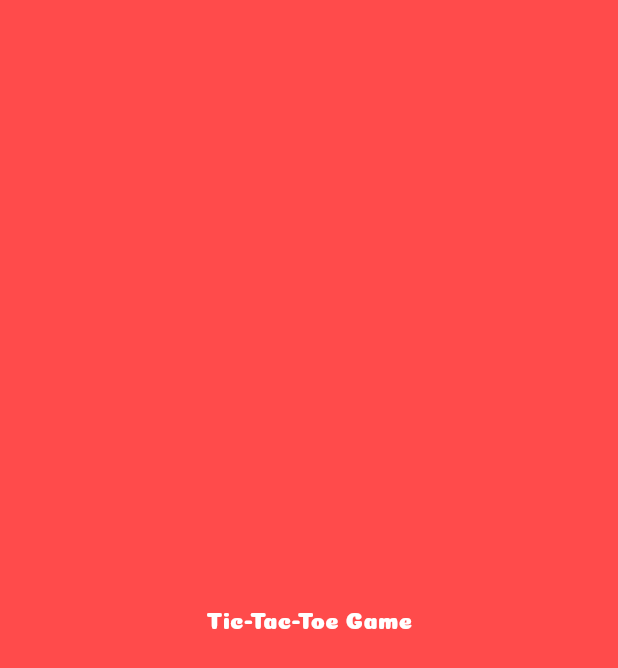
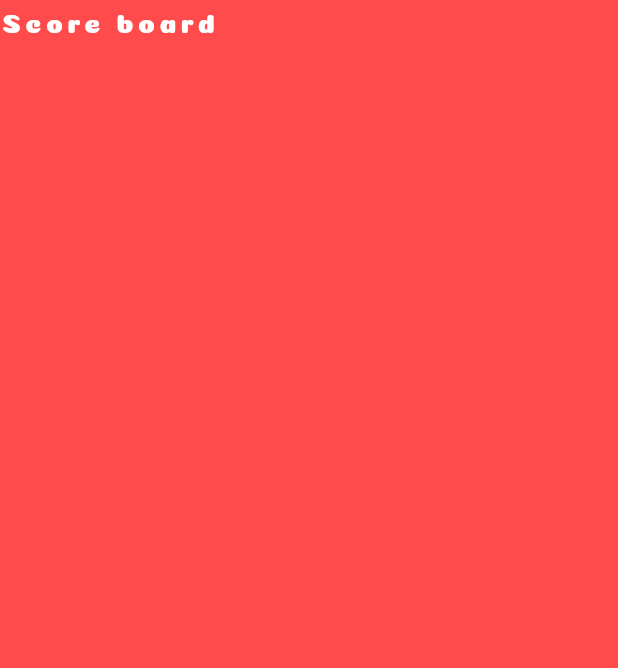
Before and after one commit to Mohsin832/Tic_Tac_Toe-Game-, a Flutter app: the screen it shows after launch, on a phone screen of 412 x 824 dp. Shown: the top 668 px of the screen. Run offline on Flutter 3.47's test engine with Material 3 defaults, Android fonts, the phone set to English and light mode, and no system bars.

Commit message:
tic tac toe game

```diff
--- a/lib/screens/game.dart
+++ b/lib/screens/game.dart
@@ -14,13 +14,19 @@ class _GameState extends State<Game> {
   Widget build(BuildContext context) {
     return Scaffold(
       backgroundColor: AppColor.primaryColor,
-      body: Center(
-        child: Uihelper.customText(
-          text: "Tic-Tac-Toe Game",
-          fontsize: 15,
-          context: context,
-          fontfamily: "Regular",
-        ),
+      body: Column(
+        children: [
+          Expanded(
+            child: Uihelper.customText(
+              text: "Score board",
+              fontsize: 18,
+              context: context,
+              fontWeight: FontWeight.normal,
+              fontfamily: "Regular",
+              letterSpacing: 3,
+            ),
+          ),
+        ],
       ),
     );
   }
--- a/lib/widgets/uihelper.dart
+++ b/lib/widgets/uihelper.dart
@@ -8,6 +8,7 @@ class Uihelper {
     String? fontfamily,
     FontWeight? fontWeight,
     Color? color,
+    double? letterSpacing,
   }) {
     return Text(
       text,
@@ -16,6 +17,7 @@ class Uihelper {
         fontFamily: fontfamily ?? "Regular",
         fontWeight: fontWeight ?? FontWeight.normal,
         color: color ?? Colors.white,
+        letterSpacing: letterSpacing ?? 1,
       ),
     );
   }
```
